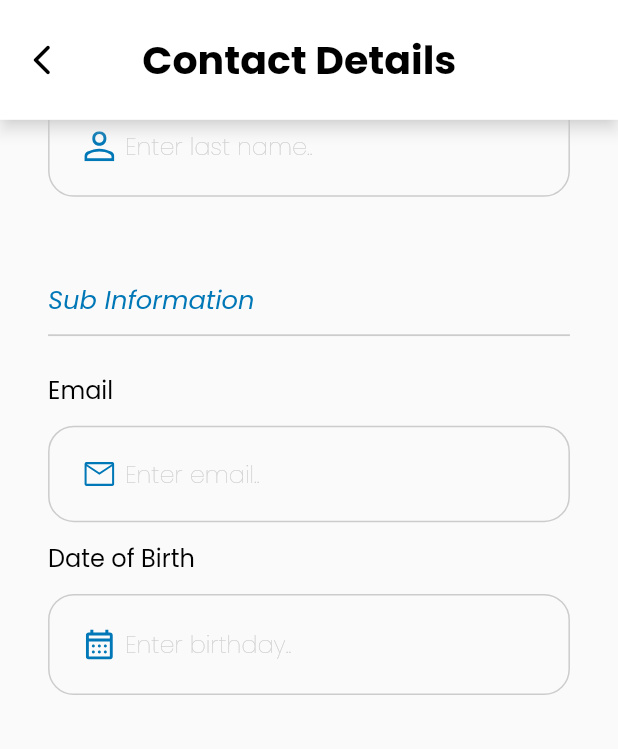
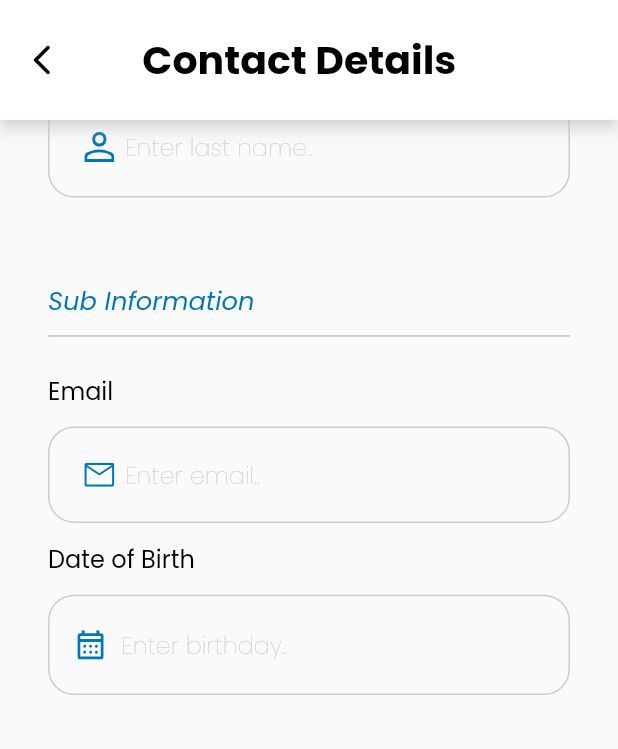
Before and after one commit to mfajarhafidh/private_contact, a Flutter app: the ContactDetailPage screen opened by its route, scrolled down 365 dp, on a phone screen of 412 x 824 dp. Shown: the top 749 px of the screen. Run offline on Flutter 3.47's test engine with Material 2 defaults, Android fonts, the phone set to English and light mode, and no system bars; our stand-ins replace flutter_screenutil, flutter_svg, get, google_fonts; missing offline and left inert: avatars.

Commit message:
feat: add refresh indicator on home, add date picker on birthdate form, add update and remove feature, also add scroll position to top when form not complete

```diff
--- a/testtrinity/lib/domain/entities/data_json/data_json_model.dart
+++ b/testtrinity/lib/domain/entities/data_json/data_json_model.dart
@@ -1,5 +1,5 @@
 class DataJsonModel {
-  List listDataJson = [
+  List<Map<String, String>> listDataJson = [
     {
       "id": "5c8a80f52dfee238898d64cf",
       "firstName": "Phoebe",
--- a/testtrinity/lib/presentation/controllers/home/home_controller.dart
+++ b/testtrinity/lib/presentation/controllers/home/home_controller.dart
@@ -12,8 +12,144 @@ class HomeController extends GetxController {
   late PageController pageController;
   TextEditingController textEditingController = TextEditingController();
 
-  RxList listData = DataJsonModel().listDataJson.obs;
   RxList listSearch = [].obs;
+
+  RxList listData = [
+    {
+      "id": "5c8a80f52dfee238898d64cf",
+      "firstName": "Phoebe",
+      "lastName": "Monroe",
+      "email": "phoebemonroe@furnafix.com",
+      "dob": "3/2/1982"
+    },
+    {
+      "id": "5c8a80f575270ddb54a18f86",
+      "firstName": "Lidia",
+      "lastName": "Wilkins",
+      "email": "lidiawilkins@furnafix.com",
+      "dob": "30/1/1962"
+    },
+    {
+      "id": "5c8a80f57a27f272ab4272f9",
+      "firstName": "Gertrude",
+      "lastName": "Mccormick",
+      "email": "gertrudemccormick@furnafix.com"
+    },
+    {
+      "id": "5c8a80f5e2ad4c1edc5cc5d9",
+      "firstName": "Maxine",
+      "lastName": "Brady",
+      "email": "maxinebrady@furnafix.com",
+      "dob": "9/7/1987"
+    },
+    {
+      "id": "5c8a80f5437a24a66ac7e0c5",
+      "firstName": "Willie",
+      "lastName": "Gonzalez",
+      "dob": "6/12/1990"
+    },
+    {
+      "id": "5c8a80f5a7d3d251ba82df41",
+      "firstName": "Oliver",
+      "lastName": "Floyd",
+      "email": "oliverfloyd@furnafix.com",
+      "dob": "18/4/1993"
+    },
+    {
+      "id": "5c8a80f5d3c01af26b266b13",
+      "firstName": "Elliott",
+      "lastName": "Fry",
+      "email": "elliottfry@furnafix.com",
+      "dob": "19/7/1980"
+    },
+    {
+      "id": "5c8a80f597cdf9c2fc4f8466",
+      "firstName": "Hancock",
+      "lastName": "Foreman"
+    },
+    {
+      "id": "5c8a80f537cded38d718ecf5",
+      "firstName": "Hood",
+      "lastName": "Kline",
+      "email": "hoodkline@furnafix.com",
+      "dob": "2/6/1979"
+    },
+    {
+      "id": "5c8a80f531ed87bee8d951d6",
+      "firstName": "Adams",
+      "lastName": "Phelps",
+      "email": "adamsphelps@furnafix.com",
+      "dob": "19/11/1984"
+    },
+    {
+      "id": "5c8a80f537a8602ee2be6b6d",
+      "firstName": "Ramos",
+      "lastName": "Nieves",
+      "email": "ramosnieves@furnafix.com",
+      "dob": "16/5/1985"
+    },
+    {
+      "id": "5c8a80f57ba5cd82a37a039c",
+      "firstName": "White",
+      "lastName": "Marsh",
+      "email": "whitemarsh@furnafix.com",
+      "dob": "23/8/1982"
+    },
+    {
+      "id": "5c8a80f5d502bbf9f69e8b6d",
+      "firstName": "Concepcion",
+      "lastName": "Crane",
+      "email": "concepcioncrane@furnafix.com",
+      "dob": "28/1/1994"
+    },
+    {
+      "id": "5c8a80f5000661cb7e325e17",
+      "firstName": "Rhonda",
+      "lastName": "Mckinney",
+      "email": "rhondamckinney@furnafix.com",
+      "dob": "3/2/1982"
+    },
+    {
+      "id": "5c8a80f59283e24a4e526335",
+      "firstName": "Hilda",
+      "lastName": "Holder"
+    },
+    {
+      "id": "5c8a80f52aec26a5edc4e17c",
+      "firstName": "Burks",
+      "lastName": "Aguilar",
+      "email": "burksaguilar@furnafix.com",
+      "dob": "3/2/1982"
+    },
+    {
+      "id": "5c8a80f5b3a1e477360db964",
+      "firstName": "Lorene",
+      "lastName": "Stewart",
+      "email": "lorenestewart@furnafix.com",
+      "dob": "3/2/1982"
+    },
+    {
+      "id": "5c8a80f57dab375acf5030c1",
+      "firstName": "Susana",
+      "lastName": "Short",
+      "email": "susanashort@furnafix.com",
+      "dob": "3/2/1982"
+    },
+    {
+      "id": "5c8a80f523e488dd917a6e45",
+      "firstName": "Lawson",
+      "lastName": "French",
+      "email": "lawsonfrench@furnafix.com",
+      "dob": "3/2/1982"
+    },
+    {
+      "id": "5c8a80f5e3d1f2f2967c4621",
+      "firstName": "Paula",
+      "lastName": "Turner",
+      "email": "paulaturner@furnafix.com",
+      "dob": "3/2/1982"
+    }
+  ].obs;
 
   @override
   void onInit() {
@@ -21,10 +157,9 @@ class HomeController extends GetxController {
     pageController = PageController(initialPage: 0);
   }
 
-  @override
-  void onClose() {
-    textEditingController.dispose();
-    super.onClose();
+  Future<void> onRefresh() async {
+    listData.value = DataJsonModel().listDataJson;
+    await Future.delayed(Duration(milliseconds: 500));
   }
 
   void setSearch(String value) {
@@ -40,10 +175,9 @@ class HomeController extends GetxController {
 
   void postSearch(String value) {
     listSearch(listData);
-    listSearch.retainWhere((p0) {
-      return '${p0['firstName']}${p0['lastName']}'
-          .toLowerCase()
-          .contains(value.toLowerCase());
-    });
+    listSearch.retainWhere(
+      (p0) =>
+          '${p0['firstName']} ${p0['lastName']}'.toLowerCase().contains(value),
+    );
   }
 }
--- a/testtrinity/lib/presentation/pages/contact_detail/contact_detail_page.dart
+++ b/testtrinity/lib/presentation/pages/contact_detail/contact_detail_page.dart
@@ -12,7 +12,8 @@ import 'package:testtrinity/presentation/controllers/contact_detail/contact_deta
 class ContactDetailPage extends GetView<ContactDetailController> {
   @override
   Widget build(BuildContext context) {
-    return Scaffold(
+    return Obx(
+      () => Scaffold(
         appBar: AppBar(
           shadowColor: ColorConstants.white,
           toolbarHeight: kToolbarHeight + 20.h,
@@ -36,6 +37,7 @@ class ContactDetailPage extends GetView<ContactDetailController> {
         body: Padding(
           padding: EdgeInsets.symmetric(horizontal: 28.w),
           child: ListView(
+            controller: controller.scrollController,
             children: [
               24.verticalSpace,
               Center(
@@ -74,7 +76,7 @@ class ContactDetailPage extends GetView<ContactDetailController> {
                 label: 'First Name',
                 hint: 'Enter first name..',
                 onChanged: (value) => controller.setFirstName(value: value),
-              validation: controller.validateEmptyField,
+                validation: controller.validateEmptyFieldFirstName,
                 keyboardType: TextInputType.text,
                 validationText: 'Required. Please fill this',
                 textInputAction: TextInputAction.next,
@@ -91,7 +93,7 @@ class ContactDetailPage extends GetView<ContactDetailController> {
                 label: 'Last Name',
                 hint: 'Enter last name..',
                 onChanged: (value) => controller.setLastname(value: value),
-              validation: controller.validateEmptyField,
+                validation: controller.validateEmptyFieldLastName,
                 keyboardType: TextInputType.text,
                 validationText: 'Required. Please fill this',
                 textInputAction: TextInputAction.done,
@@ -127,20 +129,15 @@ class ContactDetailPage extends GetView<ContactDetailController> {
                 validationText:
                     'Please use correct email format, example: example@gmail.com',
               ),
-            TextFieldUtils(
-              prefixIcon: Padding(
-                padding: EdgeInsets.only(left: 14.w, top: 19.h, bottom: 19.h),
-                child: SvgPicture.asset(
-                  AssetsConstants.iconBirthdate,
+              Padding(
+                padding: EdgeInsets.only(top: 10.h),
+                child: Text(
+                  'Date of Birth',
+                  style: TextStyleConstants.defaultText,
                 ),
               ),
-              controller: controller.textControllerDateOfBirth,
-              label: 'Date of Birth',
-              hint: 'Enter birthday..',
-              onChanged: (value) => controller.setDateOfBirth(value: value),
-              keyboardType: TextInputType.phone,
-              textInputAction: TextInputAction.done,
-            ),
+              10.verticalSpace,
+              _birthdate(),
               169.verticalSpace,
               _buttonUpdate(),
               27.verticalSpace,
@@ -148,11 +145,15 @@ class ContactDetailPage extends GetView<ContactDetailController> {
             ],
           ),
         ),
+      ),
     );
   }
 
   Widget _buttonUpdate() {
     return GestureDetector(
+      onTap: () {
+        controller.updateData();
+      },
       child: Container(
         height: 53.h,
         decoration: BoxDecoration(
@@ -170,6 +171,10 @@ class ContactDetailPage extends GetView<ContactDetailController> {
 
   Widget _buttonRemove() {
     return GestureDetector(
+      onTap: () {
+        controller.removeData();
+        Get.back();
+      },
       child: Container(
         height: 53.h,
         decoration: BoxDecoration(
@@ -185,4 +190,60 @@ class ContactDetailPage extends GetView<ContactDetailController> {
       ),
     );
   }
+
+  Widget _birthdate() {
+    TextFieldState tState = TextFieldState.none;
+    _outline({required Color borderColor}) {
+      return BoxDecoration(
+        color: Colors.transparent,
+        borderRadius: BorderRadius.circular(15.r),
+        border: Border.all(width: 1, color: borderColor),
+      );
     }
+
+    _decor() {
+      switch (tState) {
+        case TextFieldState.focus:
+          return _outline(borderColor: ColorConstants.blue);
+        case TextFieldState.error:
+          return _outline(borderColor: Colors.red);
+        case TextFieldState.disabled:
+          return _outline(borderColor: Colors.black);
+        default:
+          return _outline(borderColor: ColorConstants.darkGray);
+      }
+    }
+
+    return Obx(
+      () => GestureDetector(
+        onTap: () => controller.selectDate(),
+        child: Container(
+          height: 56.h,
+          width: Get.width,
+          decoration: _decor(),
+          child: Row(
+            children: [
+              Padding(
+                padding: EdgeInsets.only(left: 16.w, top: 19.h, bottom: 19.h),
+                child: SvgPicture.asset(
+                  AssetsConstants.iconBirthdate,
+                ),
+              ),
+              10.horizontalSpace,
+              controller.selectedDate.value != ''
+                  ? Text(
+                      controller.selectedDate.value,
+                      style: TextStyleConstants.thinText,
+                    )
+                  : Text(
+                      'Enter birthday..',
+                      style: TextStyleConstants.thinText
+                          .copyWith(color: ColorConstants.darkGray),
+                    ),
+            ],
+          ),
+        ),
+      ),
+    );
+  }
+}
--- a/testtrinity/pubspec.yaml
+++ b/testtrinity/pubspec.yaml
@@ -14,6 +14,7 @@ dependencies:
   flutter_svg: ^0.22.0
   google_fonts: ^2.3.1
   flutter_screenutil: ^5.7.0
+  intl: any
 
 dev_dependencies:
   flutter_lints: any
```
Also changed, not shown: testtrinity/lib/presentation/controllers/contact_detail/contact_detail_controller.dart (+75 -6 lines), testtrinity/lib/presentation/pages/home/tabs/tab_home.dart (+6 -6 lines), testtrinity/pubspec.lock. Lines whose indentation alone changed are shown as unchanged.
